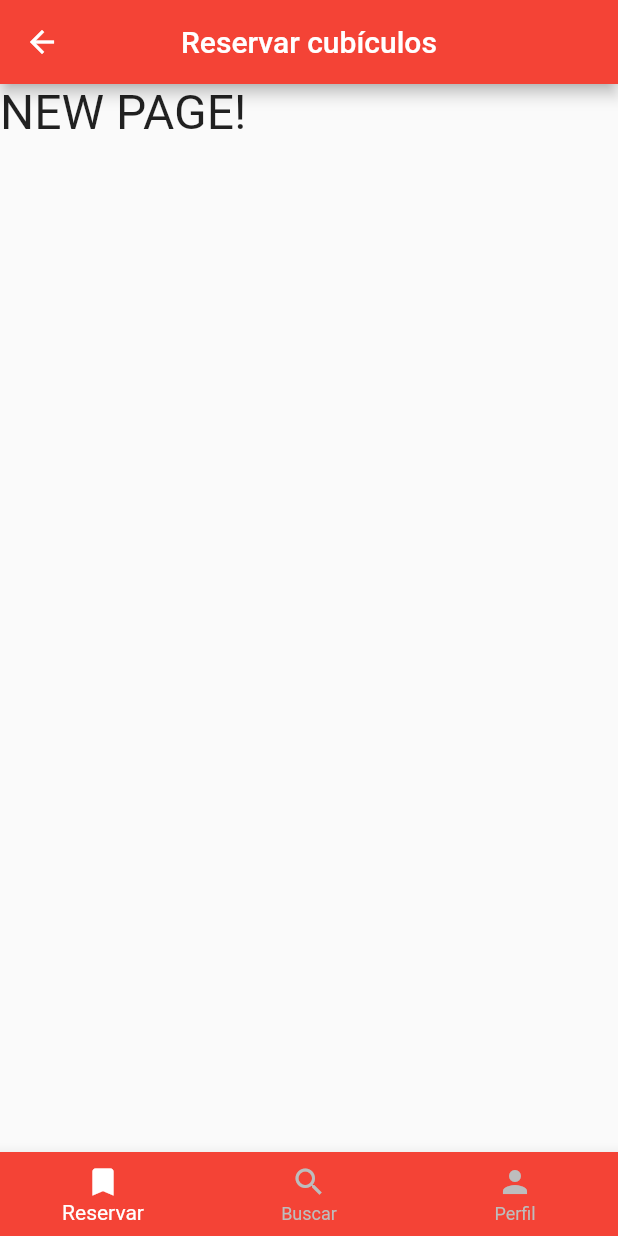
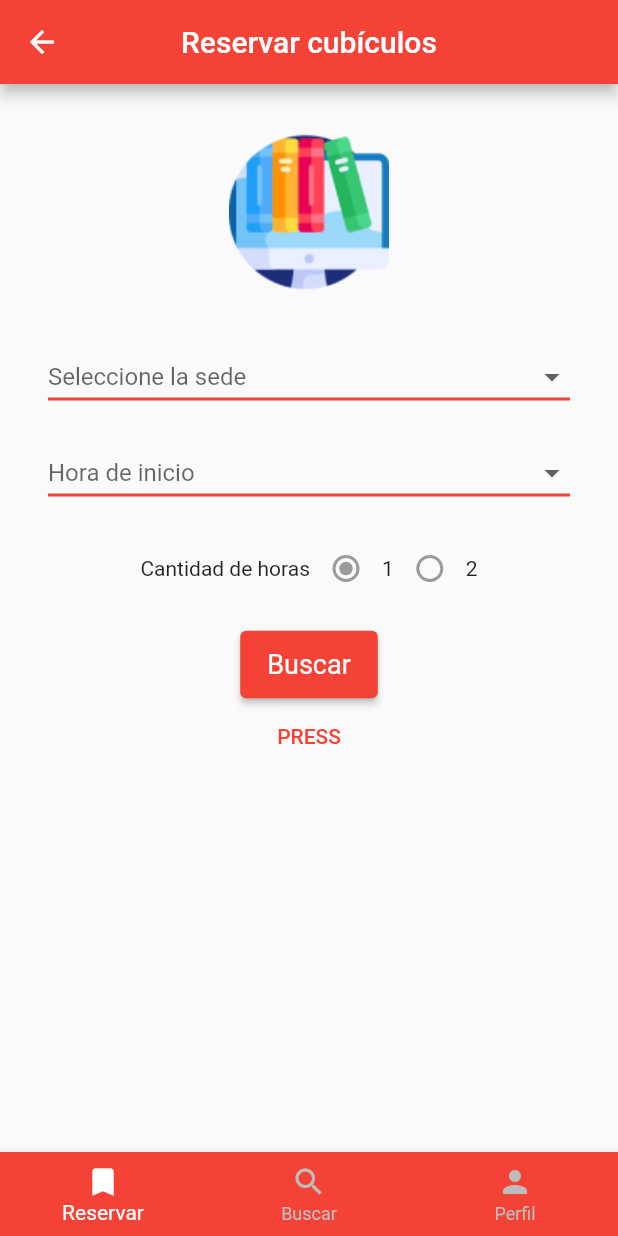
Before and after one commit to willingtonortiz/cubipool2, a Flutter app: the HomePage screen opened by its route, on a phone screen of 412 x 824 dp. Run offline on Flutter 3.47's test engine with Material 2 defaults, Android fonts, the phone set to English and light mode, and no system bars; our stand-ins replace dio, fancy_bottom_navigation, flutter_hooks, flutter_riverpod, hive, hooks_riverpod and 2 more; missing offline and left inert: qr_code_scanner; accounts and stored records are empty; project files that could hold a hidden picture were left out.

```diff
--- a/lib/modules/auth/pages/register_page.dart
+++ b/lib/modules/auth/pages/register_page.dart
@@ -1,6 +1,7 @@
+import 'package:flutter/material.dart';
+
 import 'package:cubipool2/modules/auth/services/auth_http_service.dart';
 import 'package:cubipool2/modules/common/validators/widgets/username_validator.dart';
-import 'package:flutter/material.dart';
 
 class RegisterPage extends StatefulWidget {
   static const PAGE_ROUTE = '/auth/register';
@@ -13,7 +14,6 @@ class _RegisterPageState extends State<RegisterPage> {
   String? _username;
   String? _password;
   final _passwordController = TextEditingController();
-
   final GlobalKey<FormState> _formKey = GlobalKey<FormState>();
 
   @override
--- a/lib/modules/auth/services/auth_http_service.dart
+++ b/lib/modules/auth/services/auth_http_service.dart
@@ -1,5 +1,4 @@
 import 'dart:convert';
-import 'dart:io';
 
 import 'package:dio/dio.dart';
 
--- a/lib/modules/auth/services/jwt_service.dart
+++ b/lib/modules/auth/services/jwt_service.dart
@@ -1,5 +1,4 @@
 import 'package:hive/hive.dart';
-import 'package:path_provider/path_provider.dart';
 
 class JwtService {
   static const _JWT_BOX = "JWT_BOX";
@@ -14,4 +13,9 @@ class JwtService {
     final box = await Hive.openBox<String>(_JWT_BOX);
     return box.get(_JWT_KEY);
   }
+
+  Future<void> removeToken() async {
+    final box = await Hive.openBox<String>(_JWT_BOX);
+    await box.delete(_JWT_KEY);
+  }
 }
--- /dev/null
+++ b/lib/modules/reservation/models/campus.dart
@@ -0,0 +1,12 @@
+class Campus {
+  final String id;
+  final String name;
+
+  Campus({
+    required this.id,
+    required this.name,
+  });
+
+  @override
+  String toString() => 'Campus(id: $id, name: $name)';
+}
--- /dev/null
+++ b/lib/modules/reservation/pages/reservation_page.dart
@@ -0,0 +1,206 @@
+import 'package:flutter/material.dart';
+import 'package:intl/intl.dart';
+
+import 'package:cubipool2/modules/reservation/models/campus.dart';
+
+final campusList = [
+  Campus(id: '1', name: 'VILLA'),
+  Campus(id: '2', name: 'SAN MIGUEL'),
+  Campus(id: '3', name: 'SAN ISIDRO'),
+  Campus(id: '4', name: 'MONTERRICO'),
+];
+
+final reservationHours = [1, 2];
+const FIRST_RESERVATION_HOUR = 7;
+const LAST_RESERVATION_HOUR = 22;
+bool isValidReservationHour(DateTime dateTime) {
+  return (FIRST_RESERVATION_HOUR <= dateTime.hour &&
+      dateTime.hour <= LAST_RESERVATION_HOUR);
+}
+
+List<DateTime> generateDateStartHoursList() {
+  final now = DateTime.now();
+  final addHour = now.minute != 0 ? 1 : 0;
+  final startHour = DateTime(now.year, now.month, now.day, now.hour + addHour);
+  // final endHour = DateTime(now.year, now.month, now.day, 11);
+  final endHour = startHour.add(Duration(days: 1));
+  final hoursBetween = endHour.difference(startHour);
+
+  return List.generate(
+    hoursBetween.inHours,
+    (index) => startHour.add(Duration(hours: index)),
+  ).where((item) => isValidReservationHour(item)).toList();
+}
+
+class ReservationPage extends StatefulWidget {
+  ReservationPage({Key? key}) : super(key: key);
+
+  @override
+  _ReservationPageState createState() => _ReservationPageState();
+}
+
+class _ReservationPageState extends State<ReservationPage> {
+  List<DateTime> startHours = [];
+
+  Campus? _selectedCampus;
+  DateTime? _selectedStartHour;
+  int? _selectedHoursCount;
+
+  @override
+  void initState() {
+    super.initState();
+    _selectedHoursCount = 1;
+    startHours = generateDateStartHoursList();
+  }
+
+  @override
+  Widget build(BuildContext context) {
+    return Scaffold(
+      appBar: AppBar(
+        title: Text('Reservar cubículos'),
+      ),
+      body: SafeArea(
+        child: Center(
+          child: Column(
+            children: [
+              const SizedBox(height: 32.0),
+              Image.asset('assets/logos/books.png'),
+              const SizedBox(height: 32.0),
+              _buildCampusDropdown(campusList),
+              const SizedBox(height: 16.0),
+              _buildStartHour(startHours),
+              const SizedBox(height: 16.0),
+              _buildHoursCount(reservationHours),
+              const SizedBox(height: 16.0),
+              _buildSearchButton(),
+              TextButton(
+                onPressed: () {
+                  generateDateStartHoursList();
+                },
+                child: Text('PRESS'),
+              ),
+            ],
+          ),
+        ),
+      ),
+    );
+  }
+
+  Widget _buildCampusDropdown(List<Campus> campus) {
+    return Padding(
+      padding: const EdgeInsets.symmetric(horizontal: 32.0),
+      child: DropdownButton(
+        isExpanded: true,
+        hint: Text('Seleccione la sede'),
+        value: _selectedCampus,
+        underline: Container(
+          height: 2,
+          color: Theme.of(context).primaryColor,
+        ),
+        onChanged: (Campus? item) {
+          setState(() {
+            _selectedCampus = item;
+          });
+        },
+        items: campus.map(
+          (item) {
+            return DropdownMenuItem(
+              value: item,
+              child: Text(item.name),
+            );
+          },
+        ).toList(),
+      ),
+    );
+  }
+
+  Widget _buildStartHour(List<DateTime> startHours) {
+    return Padding(
+      padding: const EdgeInsets.symmetric(horizontal: 32.0),
+      child: DropdownButton<DateTime>(
+        isExpanded: true,
+        hint: Text('Hora de inicio'),
+        value: _selectedStartHour,
+        underline: Container(
+          height: 2,
+          color: Theme.of(context).primaryColor,
+        ),
+        onChanged: setStartHour,
+        items: startHours.map(
+          (item) {
+            final parsedDate = DateFormat('d/MM - hh:mm a').format(item);
+
+            return DropdownMenuItem(
+              value: item,
+              child: Text(parsedDate),
+            );
+          },
+        ).toList(),
+      ),
+    );
+  }
+
+  void setStartHour(DateTime? item) {
+    setState(() {
+      _selectedStartHour = item;
+      _selectedHoursCount = 1;
+    });
+  }
+
+  Widget _buildHoursCount(List<int> hours) {
+    return Padding(
+      padding: const EdgeInsets.symmetric(horizontal: 32.0),
+      child: Wrap(
+        alignment: WrapAlignment.start,
+        crossAxisAlignment: WrapCrossAlignment.center,
+        children: [
+          Text('Cantidad de horas'),
+          ...hours.map((hour) {
+            return Container(
+              child: Row(
+                mainAxisSize: MainAxisSize.min,
+                children: [
+                  Radio<int>(
+                    groupValue: _selectedHoursCount,
+                    value: hour,
+
+                    // focusColor: Colors.blue,
+                    // activeColor: Colors.blue,
+                    onChanged:
+                        isHourAvailableForStartHour(_selectedStartHour, hour)
+                            ? setHoursCount
+                            : null,
+                  ),
+                  Text('$hour'),
+                ],
+              ),
+            );
+          }).toList(),
+        ],
+      ),
+    );
+  }
+
+  bool isHourAvailableForStartHour(DateTime? startHour, int hour) {
+    if (startHour == null) return false;
+    final endHour = startHour.add(Duration(hours: hour));
+    return isValidReservationHour(endHour);
+  }
+
+  void setHoursCount(int? value) {
+    setState(() {
+      _selectedHoursCount = value;
+    });
+  }
+
+  Widget _buildSearchButton() {
+    return ElevatedButton(
+      onPressed: () {
+        print(_selectedCampus);
+        print(_selectedStartHour);
+        print(_selectedHoursCount);
+      },
+      child: Text('Buscar'),
+    );
+  }
+}
--- a/lib/modules/search/pages/search_page.dart
+++ b/lib/modules/search/pages/search_page.dart
@@ -12,15 +12,12 @@ class _SearchPageState extends State<SearchPage> {
   Widget build(BuildContext context) {
     return Scaffold(
       appBar: AppBar(
-        title: Text('Reservar cubículos'),
+        title: Text('Búsqueda cubículos'),
       ),
       body: SafeArea(
         child: Column(
           children: [
-            Text(
-              'NEW PAGE!',
-              style: TextStyle(fontSize: 32.0),
-            ),
+            Text('Búsqueda'),
           ],
         ),
       ),
--- a/pubspec.yaml
+++ b/pubspec.yaml
@@ -34,6 +34,7 @@ dependencies:
   flutter_hooks: ^0.16.0-nullsafety.0
   hooks_riverpod: ^0.13.1+1
   flutter_riverpod: ^0.13.1+1
+  fancy_bottom_navigation: ^0.3.2
 
   # The following adds the Cupertino Icons font to your application.
   # Use with the CupertinoIcons class for iOS style icons.
```
Also changed, not shown: lib/main.dart (+7 -1 lines), lib/modules/auth/pages/login_page.dart (+16 -0 lines), lib/modules/home/pages/home_page.dart (+39 -3 lines), lib/modules/profile/pages/profile_page.dart (added, +59 -0 lines), lib/modules/reservation/pages/reservation_results_page.dart (added, +15 -0 lines), lib/modules/shared/pages/qr_code_scanner_page.dart (added, +90 -0 lines), lib/modules/shared/pages/qr_code_viewer_page.dart (added, +43 -0 lines), lib/modules/shared/widgets/user_qr.dart (added, +20 -0 lines), assets/logos/books.png (added), pubspec.lock.
